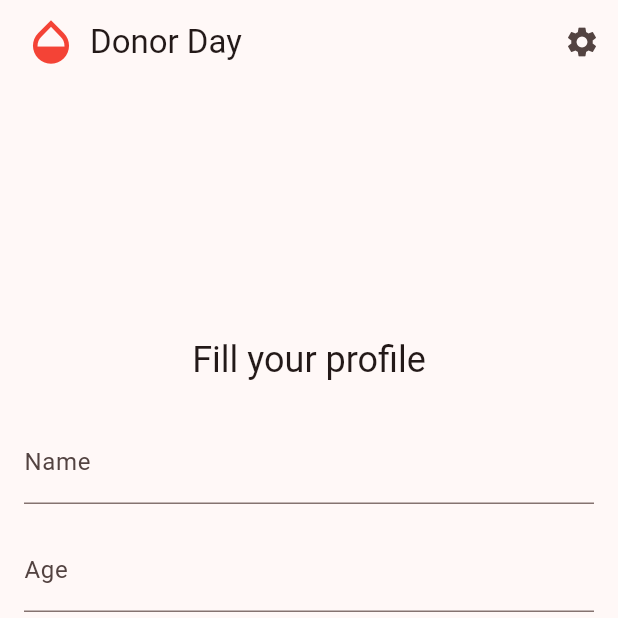
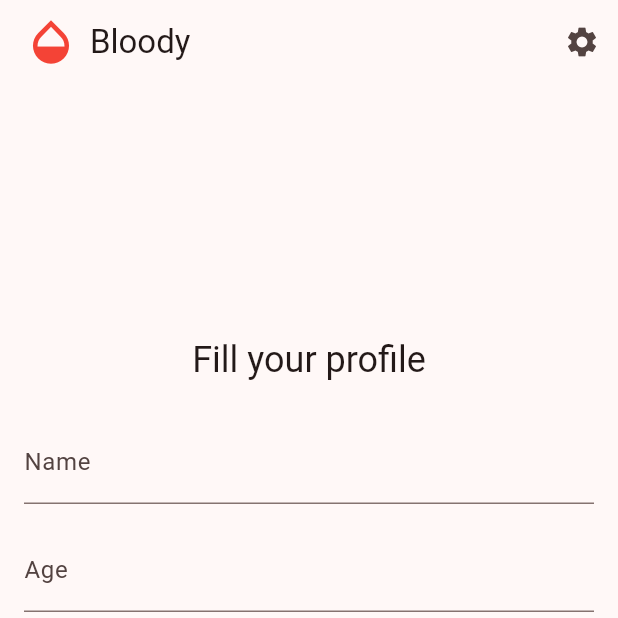
Before and after one commit to NikitaBerezhnyj/Bloody, a Flutter app: the screen it shows after launch, on a phone screen of 412 x 824 dp, the top half of it. Run offline on Flutter 3.47's test engine with Material 3 defaults, Android fonts, the light colour scheme and no system bars; our stand-ins replace fl_chart, sqflite; accounts and stored records are empty.

Commit message:
chore: changed app name in header of lofin and home screen

```diff
--- a/lib/screens/home_screen.dart
+++ b/lib/screens/home_screen.dart
@@ -104,7 +104,7 @@ class _HomeScreenState extends State<HomeScreen> {
           children: [
             const Icon(Icons.opacity, color: Colors.red, size: 36),
             const SizedBox(width: 8),
-            const Text("Donor Day"),
+            const Text("Bloody"),
           ],
         ),
         actions: [
--- a/lib/screens/login_screen.dart
+++ b/lib/screens/login_screen.dart
@@ -68,7 +68,7 @@ class _LoginScreenState extends State<LoginScreen> {
           children: [
             const Icon(Icons.opacity, color: Colors.red, size: 36),
             const SizedBox(width: 8),
-            const Text("Donor Day"),
+            const Text("Bloody"),
           ],
         ),
         actions: [
```
